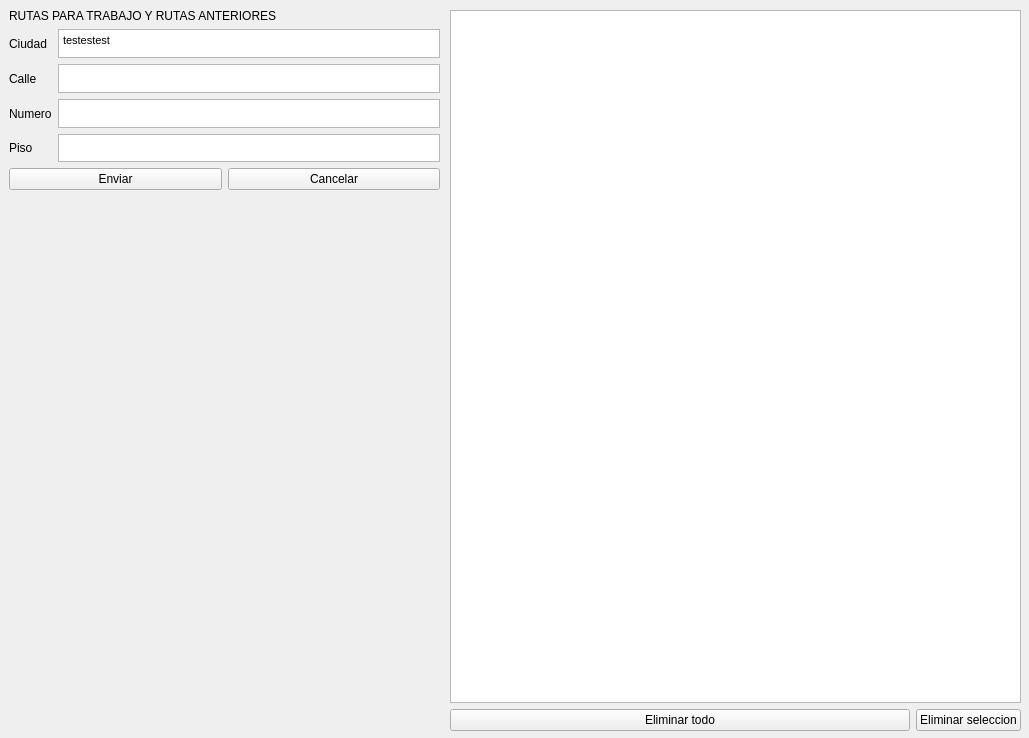
Before: the Qt Designer form maps/ui_files/interfaz.ui in brunoulis/projectoDiBrunoLuisVazquezPais, drawn with Qt 5.
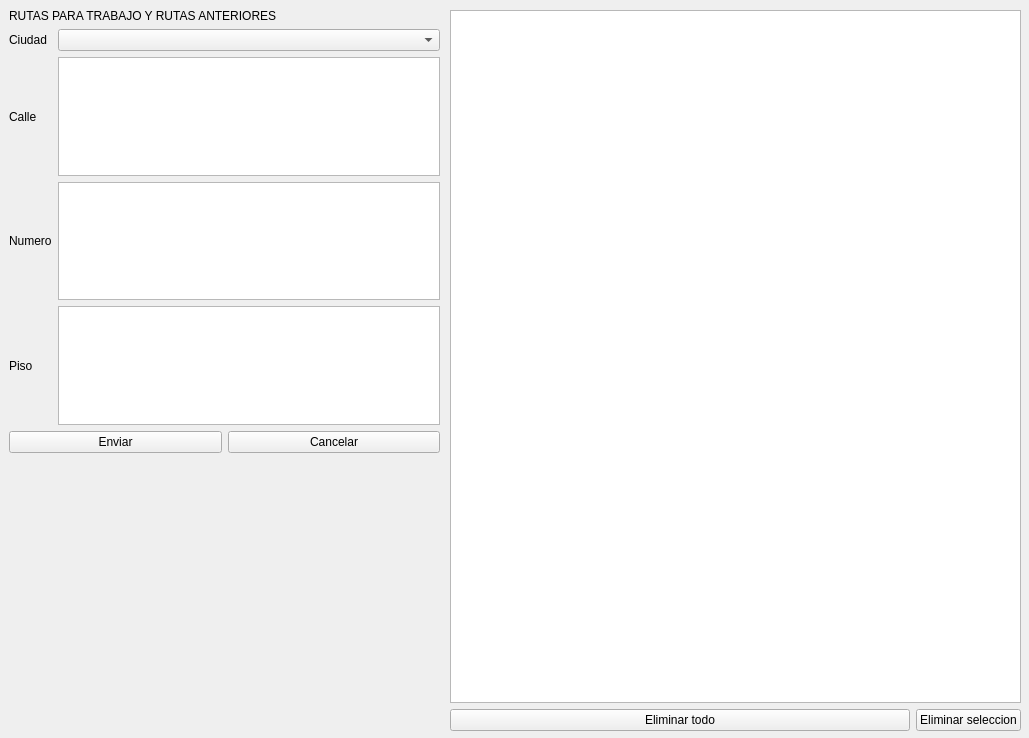
After: the same form once the commit is applied.

```diff
--- a/maps/ui_files/interfaz.ui
+++ b/maps/ui_files/interfaz.ui
@@ -10,6 +10,12 @@
     <height>738</height>
    </rect>
   </property>
+  <property name="minimumSize">
+   <size>
+    <width>1029</width>
+    <height>738</height>
+   </size>
+  </property>
   <property name="windowTitle">
    <string>Form</string>
   </property>
@@ -19,7 +25,7 @@
      <x>9</x>
      <y>9</y>
      <width>431</width>
-     <height>181</height>
+     <height>444</height>
     </rect>
    </property>
    <layout class="QHBoxLayout" name="horizontalLayout_3">
@@ -93,24 +99,7 @@
          </widget>
         </item>
         <item row="0" column="1">
-         <widget class="QTextEdit" name="textEdit_4">
-          <property name="sizePolicy">
-           <sizepolicy hsizetype="MinimumExpanding" vsizetype="Maximum">
-            <horstretch>0</horstretch>
-            <verstretch>0</verstretch>
-           </sizepolicy>
-          </property>
-          <property name="layoutDirection">
-           <enum>Qt::LeftToRight</enum>
-          </property>
-          <property name="html">
-           <string>&lt;!DOCTYPE HTML PUBLIC &quot;-//W3C//DTD HTML 4.0//EN&quot; &quot;http://www.w3.org/TR/REC-html40/strict.dtd&quot;&gt;
-&lt;html&gt;&lt;head&gt;&lt;meta name=&quot;qrichtext&quot; content=&quot;1&quot; /&gt;&lt;style type=&quot;text/css&quot;&gt;
-p, li { white-space: pre-wrap; }
-&lt;/style&gt;&lt;/head&gt;&lt;body style=&quot; font-family:'MS Shell Dlg 2'; font-size:8.25pt; font-weight:400; font-style:normal;&quot;&gt;
-&lt;p style=&quot; margin-top:0px; margin-bottom:0px; margin-left:0px; margin-right:0px; -qt-block-indent:0; text-indent:0px;&quot;&gt;testestest&lt;/p&gt;&lt;/body&gt;&lt;/html&gt;</string>
-          </property>
-         </widget>
+         <widget class="QComboBox" name="comboBox"/>
         </item>
        </layout>
       </item>
```
Left out of the diff: 42 changed lines with no effect on the pictures.
